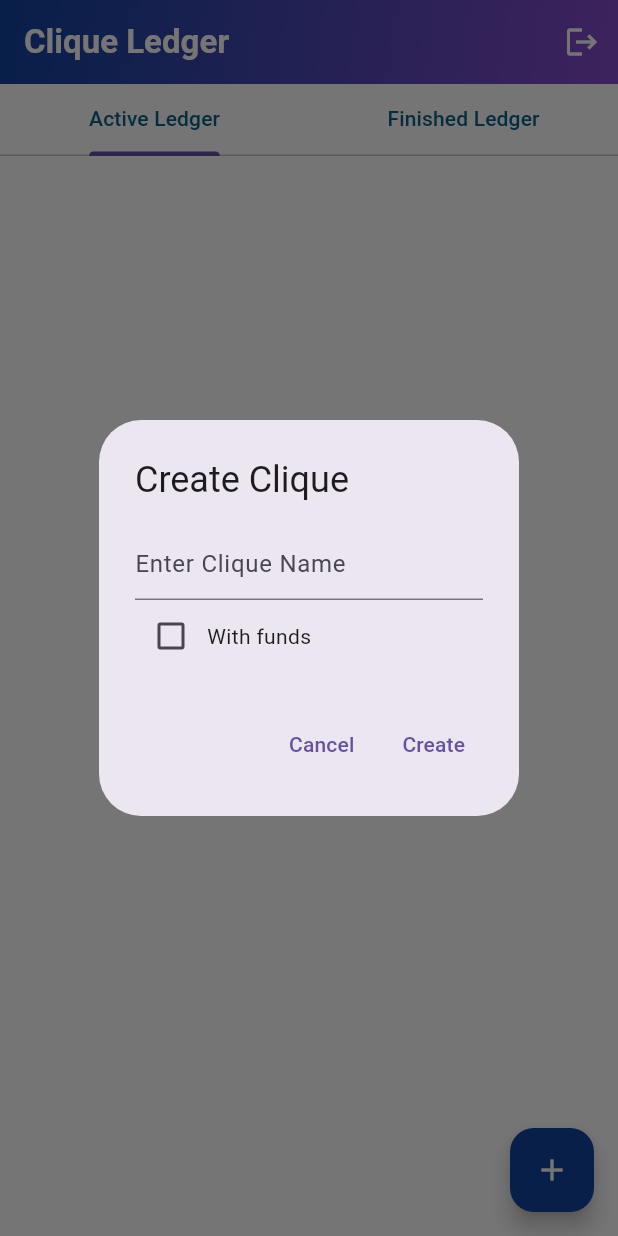
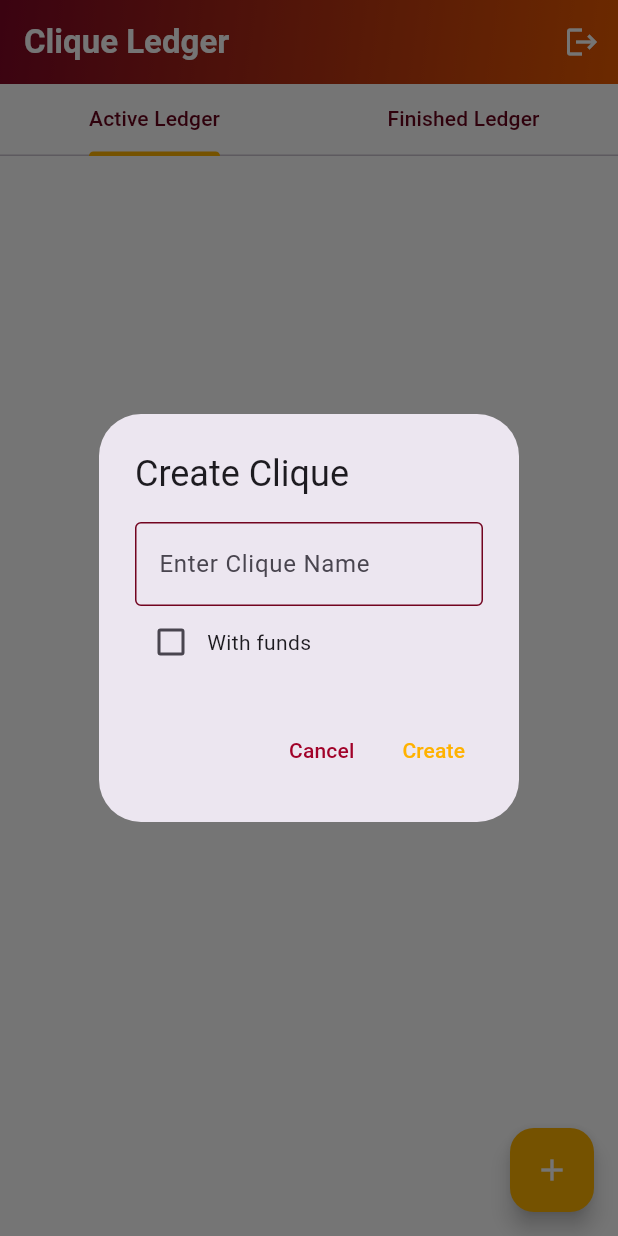
Before and after one commit to TheLocalhostLive/Clique-Ledger-Flutter, a Flutter app: the Dashboard screen opened by its route, after a tap on the "add" icon, on a phone screen of 412 x 824 dp. Run offline on Flutter 3.47's test engine with Material 3 defaults, Android fonts, the phone set to English and light mode, and no system bars; our stand-ins replace flutter_secure_storage, go_router, google_fonts, pinput, socket_io_client; missing offline and left inert: flutter_appauth; accounts and stored records are empty; network calls fail.

Commit message:
Color Schemes Updated

```diff
--- a/cliqueledger/lib/models/detailsReport.dart
+++ b/cliqueledger/lib/models/detailsReport.dart
@@ -20,7 +20,7 @@ class DetailsReport{
       date: DateTime.parse(json['date'] as String),
       description: json['description'],
       sendAmount: json['send_amount'],
-      receiveAmount: json['receive_amount']
+      receiveAmount: json['Receive_amount']
     );
   }
 }
--- a/cliqueledger/lib/pages/addMember.dart
+++ b/cliqueledger/lib/pages/addMember.dart
@@ -85,7 +85,7 @@ class _AddMemberState extends State<AddMember> {
                     ElevatedButton(
                       onPressed: () => _searchMember(_searchController.text),
                       style: ElevatedButton.styleFrom(
-                        backgroundColor: Color(0xFF874CCC),
+                        backgroundColor: Color(0xFFFFB200),
                         padding: const EdgeInsets.symmetric(horizontal: 20),
                       ),
 
@@ -99,7 +99,7 @@ class _AddMemberState extends State<AddMember> {
                       },
 
                       style: ElevatedButton.styleFrom(
-                        backgroundColor: Color(0xFF874CCC),
+                        backgroundColor: Color(0xFFFFB200),
                         padding: const EdgeInsets.symmetric(horizontal: 20),
                       ),
                       child: const Text("Add Member",style: TextStyle(color: Color(0xFFE8E8E8)),),
@@ -117,7 +117,7 @@ class _AddMemberState extends State<AddMember> {
                         final user = users[index];
                         return CheckboxListTile(
                           title: Text(user.name),
-                          activeColor: Color(0xFFF27BBD),
+                          activeColor: Color(0xFFE4003A),
                           value: selectedUsers.contains(user.id),
                           onChanged: (bool? checked) {
                             setState(() {
--- a/cliqueledger/lib/pages/dashboard.dart
+++ b/cliqueledger/lib/pages/dashboard.dart
@@ -98,9 +98,18 @@ class _DashboardState extends State<Dashboard>
                   mainAxisSize: MainAxisSize.min,
                   children: <Widget>[
                     TextFormField(
+                      cursorColor: Color.fromARGB(255, 114, 4, 32),
                       controller: cliqueNameController,
                       decoration: const InputDecoration(
                         hintText: "Enter Clique Name",
+                        enabledBorder: OutlineInputBorder(
+                            borderSide: BorderSide(
+                          color: Color.fromARGB(255, 114, 4, 32),
+                        )),
+                        focusedBorder: OutlineInputBorder(
+                            borderSide: BorderSide(
+                          color: Color.fromARGB(255, 114, 4, 32),
+                        )),
                       ),
                       validator: (value) {
                         if (value == null || value.isEmpty) {
@@ -113,6 +122,7 @@ class _DashboardState extends State<Dashboard>
                       children: <Widget>[
                         Checkbox(
                           value: withFunds,
+                          activeColor: Color(0xFFE4003A),
                           onChanged: (bool? value) {
                             setState(() {
                               withFunds = value ?? false;
@@ -124,9 +134,19 @@ class _DashboardState extends State<Dashboard>
                     ),
                     if (withFunds)
                       TextFormField(
+                        cursorColor: Color.fromARGB(255, 114, 4, 32),
                         controller: amountController,
-                        decoration:
-                            const InputDecoration(hintText: "Enter Amount"),
+                        decoration: const InputDecoration(
+                          hintText: "Enter Amount",
+                          enabledBorder: OutlineInputBorder(
+                              borderSide: BorderSide(
+                            color: Color.fromARGB(255, 114, 4, 32),
+                          )),
+                          focusedBorder: OutlineInputBorder(
+                              borderSide: BorderSide(
+                            color: Color.fromARGB(255, 114, 4, 32),
+                          )),
+                        ),
                         keyboardType: TextInputType.number,
                         validator: (value) {
                           if (value == null || value.isEmpty) {
@@ -140,13 +160,13 @@ class _DashboardState extends State<Dashboard>
               ),
               actions: <Widget>[
                 TextButton(
-                  child: const Text('Cancel'),
+                  child: const Text('Cancel',style: TextStyle(color: Color.fromARGB(255, 161, 2, 41),),),
                   onPressed: () {
                     Navigator.of(context).pop();
                   },
                 ),
                 TextButton(
-                  child: const Text('Create'),
+                  child: const Text('Create',style: TextStyle(color: Color(0xFFFFB200) ),),
                   onPressed: () async {
                     if (formKey.currentState!.validate()) {
                       // Handle the create action
@@ -194,11 +214,12 @@ class _DashboardState extends State<Dashboard>
           ),
           flexibleSpace: Container(
             decoration: const BoxDecoration(
+              //color: Color(0xFF536493)
               gradient: LinearGradient(
                 colors: [
-                  Color(
-                      0xFF10439F), // Note the use of 0xFF prefix for hex colors
-                  Color(0xFF874CCC),
+                  Color.fromARGB(255, 128, 6,
+                      37), // Note the use of 0xFF prefix for hex colors
+                  Color(0xFFEB5B00),
                 ],
                 begin: Alignment.topLeft,
                 end: Alignment.bottomRight,
@@ -208,16 +229,20 @@ class _DashboardState extends State<Dashboard>
         ),
         body: Column(
           children: [
-            TabBar(controller: _tabController, tabs: [
+            TabBar(
+                indicatorColor: const Color(0xFFFFB200),
+                controller: _tabController,
+                tabs: [
                   Tab(
                     child: Text(
                       "Active Ledger",
-                  style: TextStyle(color: Color.fromARGB(255, 14, 97, 130)),
+                      style: TextStyle(color: Color.fromARGB(255, 102, 2, 27)),
                     ),
                   ),
                   Tab(
                     child: Text("Finished Ledger",
-                    style: TextStyle(color: Color.fromARGB(255, 14, 97, 130))),
+                        style:
+                            TextStyle(color: Color.fromARGB(255, 102, 2, 27))),
                   )
                 ]),
             Expanded(
@@ -251,14 +276,10 @@ class _DashboardState extends State<Dashboard>
             FloatingActionButton(
               onPressed: () => _createClique(context),
               tooltip: 'Create Clique',
-              child: const Icon(Icons.add,
-              color: Colors.white
+              child: const Icon(Icons.add, color: Colors.white),
+              backgroundColor: Color(0xFFFFB200),
             ),
-              backgroundColor: Color(0xFF10439F),
-            ),
-            Text(
-              ""
-            )
+            Text("")
           ],
         ),
       ),
@@ -304,12 +325,13 @@ class _LedgerTabState extends State<LedgerTab> {
                   },
                   child: Container(
                     decoration: BoxDecoration(
-                      gradient: LinearGradient(
-                        colors: [
-                          Color.fromARGB(255, 143, 177, 240),
-                          Color.fromARGB(255, 222, 155, 228)
-                        ],
-                      ),
+                      // gradient: LinearGradient(
+                      //   colors: [
+                      //     Color.fromARGB(255, 143, 177, 240),
+                      //     Color.fromARGB(255, 222, 155, 228)
+                      //   ],
+                      // ),
+                      color: Color.fromARGB(255, 254, 246, 235),
                       borderRadius: BorderRadius.circular(5),
                     ),
                     child: Padding(
```
Also changed, not shown: cliqueledger/lib/pages/CliqueSettingsPage.dart (+10 -10 lines), cliqueledger/lib/pages/cliquePage.dart (+93 -62 lines), cliqueledger/lib/pages/signup.dart (+26 -20 lines), cliqueledger/lib/pages/welcome_page.dart (+21 -4 lines), cliqueledger/lib/themes/appBarTheme.dart (+7 -5 lines), cliqueledger/assets/images/hello_red.png (added), cliqueledger/assets/images/hey_red.png (added), cliqueledger/assets/images/take_love_red.png (added). Lines whose indentation alone changed are shown as unchanged.
